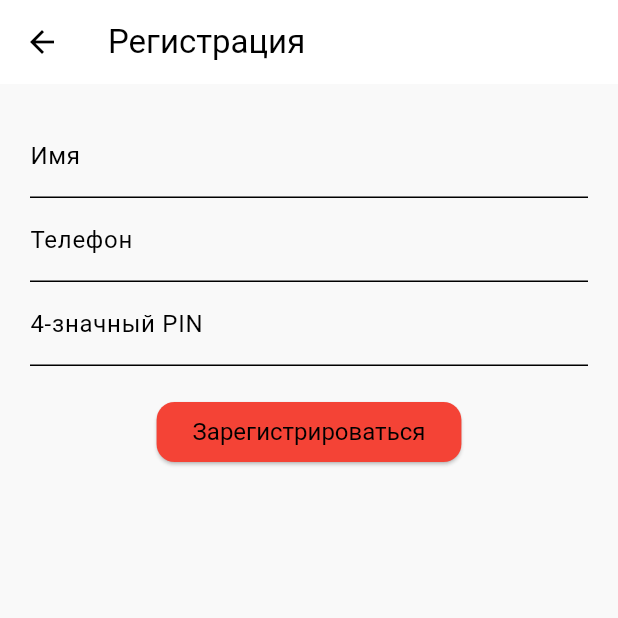
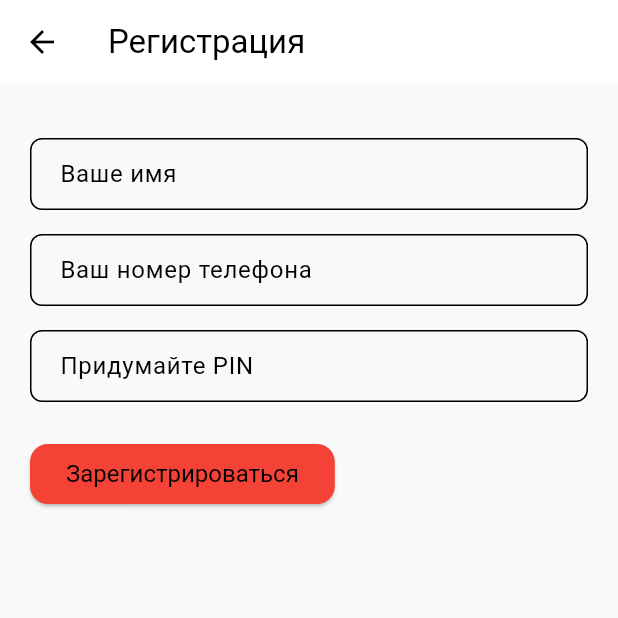
Before and after one commit to pangedza/pangedza_delivery, a Flutter app: the RegisterScreen screen opened by its route, on a phone screen of 412 x 824 dp, the top half of it. Run offline on Flutter 3.47's test engine with Material 3 defaults, Android fonts, the phone set to English and light mode, and no system bars; our stand-ins replace flutter_dotenv, geocoding, google_maps_flutter, mask_text_input_formatter, supabase_flutter; accounts and stored records are empty; network calls fail.

Commit message:
Add phone mask and UI style for login and register

```diff
--- a/lib/screens/register_screen.dart
+++ b/lib/screens/register_screen.dart
@@ -1,5 +1,6 @@
 import 'package:flutter/material.dart';
 import 'package:provider/provider.dart';
+import 'package:mask_text_input_formatter/mask_text_input_formatter.dart';
 import '../services/users_service.dart';
 import '../models/profile_model.dart';
 
@@ -31,23 +32,54 @@ class _RegisterScreenState extends State<RegisterScreen> {
 
   @override
   Widget build(BuildContext context) {
+    final _phoneMask = MaskTextInputFormatter(
+      mask: '+7 (###) ###-##-##',
+      filter: {"#": RegExp(r'[0-9]')},
+    );
+
     return Scaffold(
       backgroundColor: Color(0xFFF9F9F9),
       appBar: AppBar(title: Text("Регистрация")),
       body: Padding(
         padding: const EdgeInsets.all(20.0),
         child: Column(
+          crossAxisAlignment: CrossAxisAlignment.start,
           children: [
+            SizedBox(height: 16),
             TextField(
-                controller: _nameController,
-                decoration: InputDecoration(labelText: "Имя")),
+              controller: _nameController,
+              decoration: InputDecoration(
+                labelText: "Ваше имя",
+                hintText: "Имя",
+                border: OutlineInputBorder(borderRadius: BorderRadius.circular(8)),
+                contentPadding: EdgeInsets.symmetric(horizontal: 16, vertical: 12),
+              ),
+            ),
+            SizedBox(height: 16),
             TextField(
-                controller: _phoneController,
-                decoration: InputDecoration(labelText: "Телефон")),
+              controller: _phoneController,
+              inputFormatters: [_phoneMask],
+              keyboardType: TextInputType.phone,
+              decoration: InputDecoration(
+                labelText: "Ваш номер телефона",
+                hintText: "+7 (900) 000-00-00",
+                border: OutlineInputBorder(borderRadius: BorderRadius.circular(8)),
+                contentPadding: EdgeInsets.symmetric(horizontal: 16, vertical: 12),
+              ),
+            ),
+            SizedBox(height: 16),
             TextField(
-                controller: _pinController,
-                decoration: InputDecoration(labelText: "4-значный PIN")),
-            SizedBox(height: 20),
+              controller: _pinController,
+              keyboardType: TextInputType.number,
+              obscureText: true,
+              decoration: InputDecoration(
+                labelText: "Придумайте PIN",
+                hintText: "4 цифры",
+                border: OutlineInputBorder(borderRadius: BorderRadius.circular(8)),
+                contentPadding: EdgeInsets.symmetric(horizontal: 16, vertical: 12),
+              ),
+            ),
+            SizedBox(height: 24),
             ElevatedButton(
               style: ElevatedButton.styleFrom(
                 backgroundColor: Colors.red,
--- a/pubspec.yaml
+++ b/pubspec.yaml
@@ -9,6 +9,7 @@ environment:
 dependencies:
   flutter:
     sdk: flutter
+  mask_text_input_formatter: ^2.4.0
   provider: ^6.0.5
   cupertino_icons: ^1.0.8
   intl: ^0.20.2
```
Also changed, not shown: lib/screens/login_screen.dart (+30 -5 lines).
